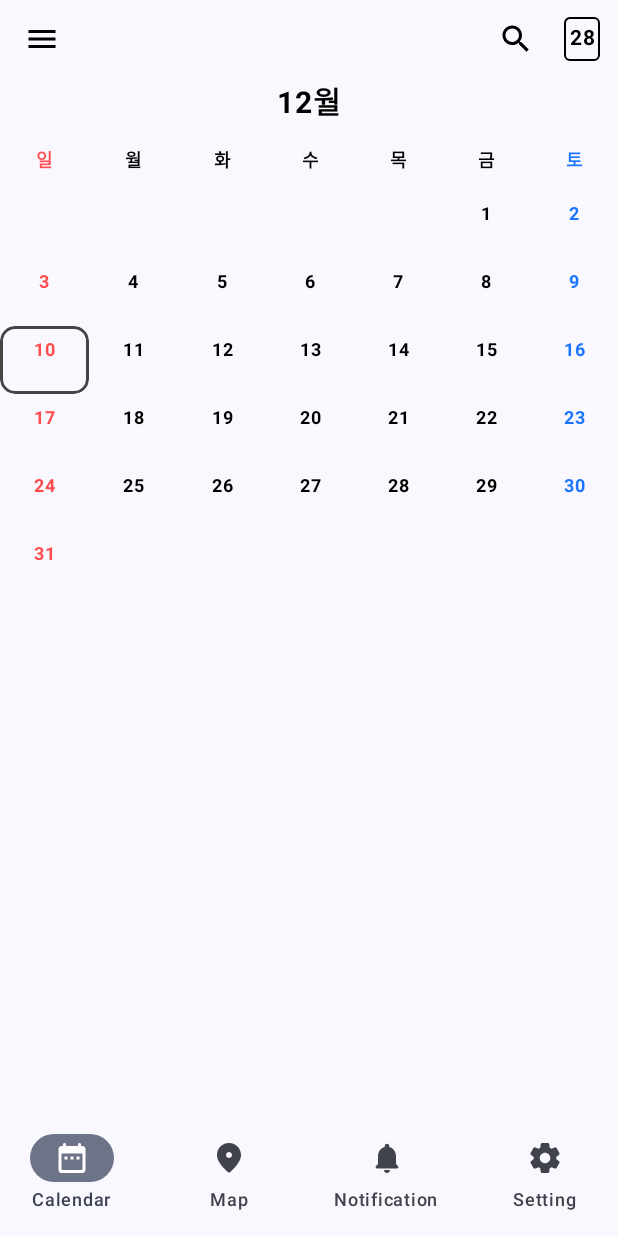
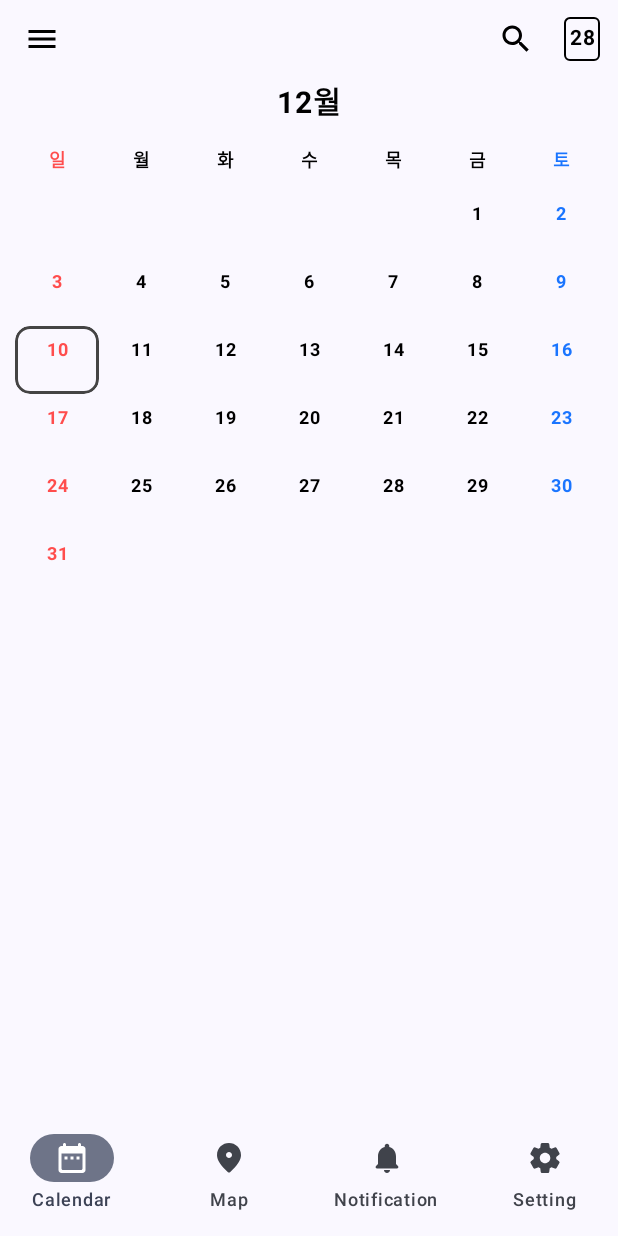
Before and after one commit to wo9374/BumScheduler, an Android app built with Jetpack Compose: the screen it shows after launch (MainActivity), after a tap on "10", on a phone screen of 412 x 824 dp. Run offline under Robolectric (Android 15) with nearby library versions, the phone set to English and light mode, and no system bars.

Commit message:
refacotor: textColor 누락 코드 및 foramt instance 생성

```diff
--- a/app/src/main/java/com/ljb/bumscheduler/ui/screen/CalendarScreen.kt
+++ b/app/src/main/java/com/ljb/bumscheduler/ui/screen/CalendarScreen.kt
@@ -216,7 +216,10 @@ fun HorizontalCalendar(
         modifier = Modifier.fillMaxWidth(),
         horizontalAlignment = Alignment.CenterHorizontally
     ) {
-        CalendarHeader(displayMonth)
+        CalendarHeader(
+            modifier = Modifier.padding(horizontal = 10.dp),
+            currentDate = displayMonth
+        )
 
         HorizontalPager(
             state = pagerState,
@@ -232,6 +235,7 @@ fun HorizontalCalendar(
                 )
 
                 CalendarGrid(
+                    modifier = Modifier.padding(horizontal = 10.dp),
                     calendarDate = displayDate,
                     selectedDate = selectedDate,
                     onSelectDate = onSelectDate
@@ -243,11 +247,16 @@ fun HorizontalCalendar(
 
 private const val DATE_FORMAT_MONTH = "M월"
 private const val DATE_FORMAT_YEAR_MONTH = "yyyy년 M월"
+private val formatMonth = DateTimeFormatter.ofPattern(DATE_FORMAT_MONTH)
+private val formatYearMonth = DateTimeFormatter.ofPattern(DATE_FORMAT_YEAR_MONTH)
 
 @Composable
-fun CalendarHeader(currentDate: LocalDate) {
+fun CalendarHeader(
+    modifier: Modifier,
+    currentDate: LocalDate
+) {
     Column(
-        modifier = Modifier
+        modifier = modifier
             .fillMaxWidth()
             .padding(bottom = 8.dp),
         horizontalAlignment = Alignment.CenterHorizontally
@@ -255,9 +264,9 @@ fun CalendarHeader(currentDate: LocalDate) {
 
         // 현재 년도면 월만 표시
         val displayMonth = if (currentDate.year == LocalDate.now().year) {
-            currentDate.format(DateTimeFormatter.ofPattern(DATE_FORMAT_MONTH))
+            currentDate.format(formatMonth)
         } else {
-            currentDate.format(DateTimeFormatter.ofPattern(DATE_FORMAT_YEAR_MONTH))
+            currentDate.format(formatYearMonth)
         }
 
         // 월 표시
@@ -306,6 +315,7 @@ fun CalendarHeader(currentDate: LocalDate) {
 
 @Composable
 fun CalendarGrid(
+    modifier: Modifier,
     calendarDate: LocalDate,
     selectedDate: LocalDate,
 
@@ -336,7 +346,10 @@ fun CalendarGrid(
         54.dp
     }
 
-    LazyVerticalGrid(columns = GridCells.Fixed(7)) {
+    LazyVerticalGrid(
+        modifier = modifier,
+        columns = GridCells.Fixed(7)
+    ) {
 
         // 첫 날 전 채워야 할 빈칸 수 - 좌측 일요일부터 시작 7(일요일 index)이면 박스를 생성하지 않음
         if (firstDayOfWeek != 7) {
@@ -378,6 +391,8 @@ fun CalendarDay(
 
     onSelectDate: (LocalDate) -> Unit
 ) {
+    val dayOfWeek = displayDate.dayOfWeek
+
     Box(
         modifier = Modifier
             .height(height)
@@ -393,12 +408,12 @@ fun CalendarDay(
                 .wrapContentHeight()
                 .padding(top = 2.dp)
                 .clip(shape = RoundedCornerShape(4.dp))
-                .calendarBackground(isToday, getTodayBgColor(displayDate.dayOfWeek)),
+                .calendarBackground(isToday, getTodayBgColor(dayOfWeek)),
             contentAlignment = Alignment.Center
         ) {
             Text(
                 text = displayDate.dayOfMonth.toString(),
-                color = getTextColor(displayDate.dayOfWeek),
+                color = getTextColor(isToday, dayOfWeek),
                 fontSize = 12.sp,
                 fontWeight = FontWeight.Bold
             )
@@ -414,11 +429,17 @@ fun EmptyDay(
 }
 
 @Composable
-fun getTextColor(dayOfWeek: DayOfWeek): Color {
+fun getTextColor(isToday: Boolean, dayOfWeek: DayOfWeek): Color {
     return when (dayOfWeek) {
         DayOfWeek.SUNDAY -> DefaultRed
         DayOfWeek.SATURDAY -> DefaultBlue
-        else -> defaultTxtColor(isSystemInDarkTheme())
+        else -> {
+            if (isToday){
+                reverseTxtColor(isSystemInDarkTheme())
+            } else {
+                defaultTxtColor(isSystemInDarkTheme())
+            }
+        }
     }
 }
 
@@ -496,7 +517,10 @@ fun HorizontalCalendarPreview() {
 @Preview(showBackground = true)
 @Composable
 fun CalendarHeaderPreview() {
-    CalendarHeader(LocalDate.now())
+    CalendarHeader(
+        Modifier.padding(horizontal = 10.dp),
+        LocalDate.now()
+    )
 }
 
 @Preview(showBackground = true)
@@ -505,6 +529,7 @@ fun CalendarGridPreview() {
     val currentDate = LocalDate.now()
     var selectedDate by remember { mutableStateOf(currentDate) }
     CalendarGrid(
+        modifier = Modifier.padding(horizontal = 10.dp),
         currentDate,
         selectedDate,
         onSelectDate = { date ->
```
